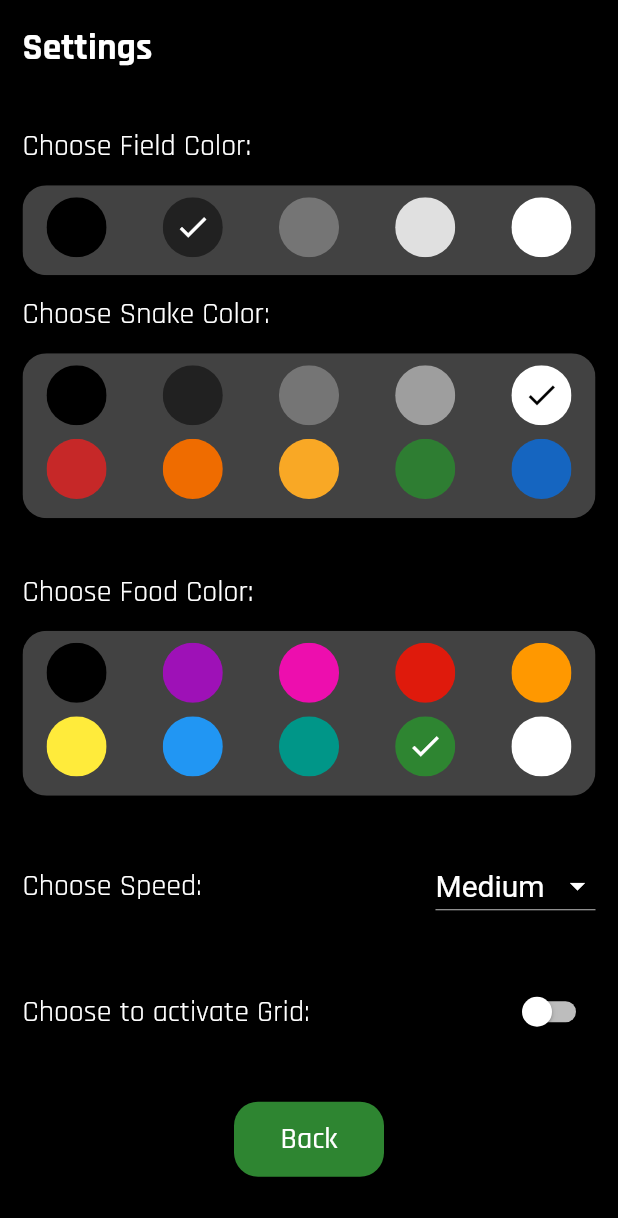
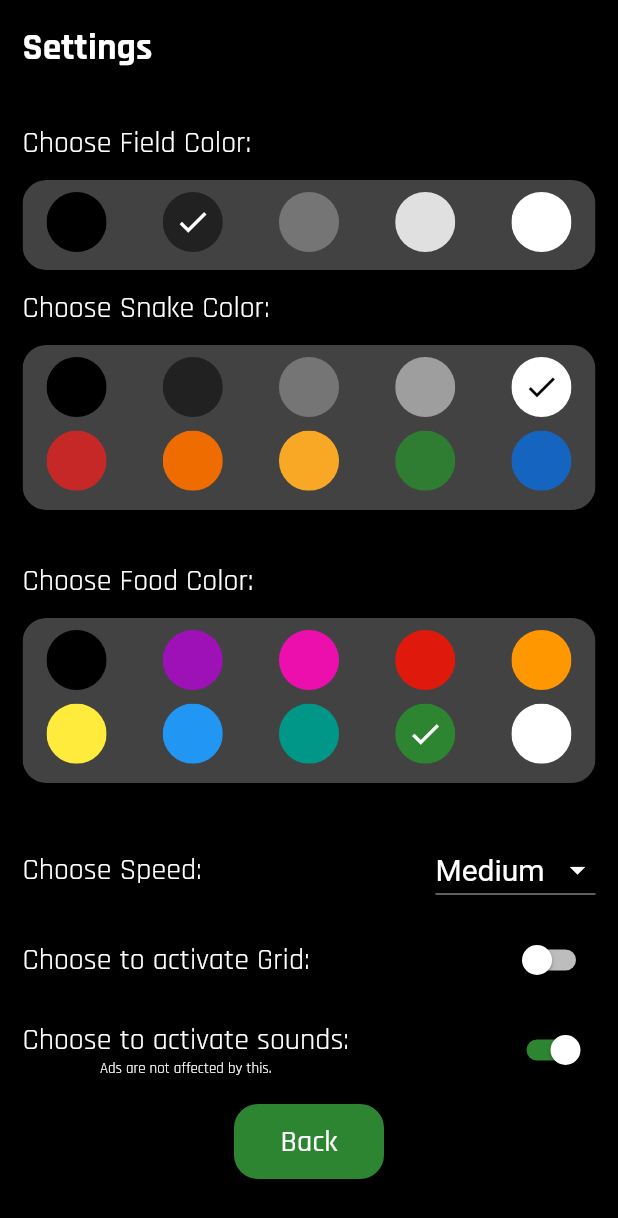
Before and after one commit to tiagoalmeida25/snake-app, a Flutter app: the screen it shows once a user with an empty profile is signed in, after a tap on the "settings" icon, on a phone screen of 412 x 824 dp. Shown: the top 1218 px of the screen. Run offline on Flutter 3.47's test engine with Material 2 defaults, Android fonts, the phone set to English and light mode, and no system bars; our stand-ins replace audioplayers, cloud_firestore, firebase_auth, firebase_core, flutter_cache_manager, fluttertoast and 5 more; accounts and stored records are empty.

Commit message:
no banner. sound toggable, settings doesnt kill

```diff
--- a/snake/lib/settings.dart
+++ b/snake/lib/settings.dart
@@ -25,6 +25,7 @@ class SnakeSettingsState extends State<SnakeSettings> {
   Color foodColor = const Color.fromARGB(255, 46, 133, 49);
   String dropdownSpeed = speedList[2];
   bool isGrid = false;
+  bool isSoundOn = true;
 
   @override
   void initState() {
@@ -40,6 +41,7 @@ class SnakeSettingsState extends State<SnakeSettings> {
     String? savedFoodColor = prefs.getString('foodColor');
     String? savedSpeed = prefs.getString('speed');
     bool? savedIsGrid = prefs.getBool('isGrid');
+    bool? savedIsSoundOn = prefs.getBool('isSoundOn');
 
     setState(
       () {
@@ -54,6 +56,7 @@ class SnakeSettingsState extends State<SnakeSettings> {
         }
         if (savedSpeed != null) dropdownSpeed = savedSpeed;
         if (savedIsGrid != null) isGrid = savedIsGrid;
+        if (savedIsSoundOn != null) isSoundOn = savedIsSoundOn;
       },
     );
   }
@@ -320,7 +323,6 @@ class SnakeSettingsState extends State<SnakeSettings> {
                   ),
                 ],
               ),
-              const SizedBox(height: 10),
               Row(
                 mainAxisAlignment: MainAxisAlignment.spaceBetween,
                 children: [
@@ -347,7 +349,44 @@ class SnakeSettingsState extends State<SnakeSettings> {
                   ),
                 ],
               ),
-              const SizedBox(height: 10),
+              Row(
+                mainAxisAlignment: MainAxisAlignment.spaceBetween,
+                children: [
+                  const Column(
+                    mainAxisAlignment: MainAxisAlignment.start,
+                    children: [
+                      Text(
+                        'Choose to activate sounds:',
+                        style: TextStyle(
+                          color: Colors.white,
+                          fontSize: 20,
+                        ),
+                      ),
+                      Text(
+                        'Ads are not affected by this.',
+                        style: TextStyle(
+                          color: Colors.white,
+                          fontSize: 10,
+                        ),
+                      ),
+                    ],
+                  ),
+                  Switch(
+                    value: isSoundOn,
+                    overlayColor: overlayColor,
+                    inactiveThumbColor: Colors.grey[400],
+                    inactiveTrackColor: Colors.grey[400],
+                    trackColor: trackColor,
+                    thumbColor: const MaterialStatePropertyAll<Color>(
+                        Color.fromARGB(255, 255, 255, 255)),
+                    onChanged: (bool value) {
+                      setState(() {
+                        isSoundOn = value;
+                      });
+                    },
+                  ),
+                ],
+              ),
               ElevatedButton(
                 style: ElevatedButton.styleFrom(
                   minimumSize: const Size(100, 50),
@@ -367,7 +406,8 @@ class SnakeSettingsState extends State<SnakeSettings> {
                     snakeColor,
                     foodColor,
                     dropdownSpeed,
-                    isGrid
+                    isGrid,
+                    isSoundOn,
                   ]);
                 },
                 child: const Text('Back', style: TextStyle(fontSize: 20)),
--- a/snake/lib/snake.dart
+++ b/snake/lib/snake.dart
@@ -2,6 +2,7 @@ import 'dart:math';
 import 'package:firebase_auth/firebase_auth.dart';
 import 'package:cloud_firestore/cloud_firestore.dart';
 import 'package:flutter/services.dart';
+import 'package:flutter_cache_manager/flutter_cache_manager.dart';
 import 'package:fluttertoast/fluttertoast.dart';
 import 'package:google_mobile_ads/google_mobile_ads.dart';
 import 'package:shared_preferences/shared_preferences.dart';
@@ -31,16 +32,12 @@ class SnakeState extends State<Snake> with WidgetsBindingObserver {
 
   static List<int> snakePosition = [76, 98, 120, 142, 164];
 
-  InterstitialAd? _interstitialAd;
   RewardedAd? _rewardedAd;
   RewardedInterstitialAd? _rewardedInterstitialAd;
-  BannerAd? _bannerAd;
 
   final String _adUnitIdRewardedInterstitial =
       'ca-app-pub-6337096519310369/9216233864';
-  final String _adUnitIdInterstitial = 'ca-app-pub-6337096519310369/2434885867';
   final String _adUnitIdRewarded = 'ca-app-pub-6337096519310369/3689339358';
-  final String _adUnitIdBanner = 'ca-app-pub-6337096519310369/5059736123';
 
   bool readMove = true;
   bool isGameStart = true;
@@ -65,6 +62,7 @@ class SnakeState extends State<Snake> with WidgetsBindingObserver {
   Color foodColor = const Color.fromARGB(255, 46, 133, 49);
   int timeLength = 275;
   Color gridColor = const Color.fromRGBO(66, 66, 66, 1);
+  bool isSoundOn = true;
 
   String reasonForGameOver = '';
 
@@ -108,7 +106,6 @@ class SnakeState extends State<Snake> with WidgetsBindingObserver {
     setState(() {
       letsGetDocIds = getDocIds();
     });
-    _loadBannerAd();
     WidgetsBinding.instance.addObserver(this);
     setDefaultSettings();
     super.initState();
@@ -199,10 +196,8 @@ class SnakeState extends State<Snake> with WidgetsBindingObserver {
   @override
   void dispose() {
     WidgetsBinding.instance.removeObserver(this);
-    _interstitialAd?.dispose();
     _rewardedAd?.dispose();
     _rewardedInterstitialAd?.dispose();
-    _bannerAd?.dispose();
     super.dispose();
   }
 
@@ -245,6 +240,7 @@ class SnakeState extends State<Snake> with WidgetsBindingObserver {
     String? savedFoodColor = prefs.getString('foodColor');
     String? savedSpeed = prefs.getString('speed');
     bool? savedIsGrid = prefs.getBool('isGrid');
+    bool? savedIsSoundOn = prefs.getBool('isSoundOn');
 
     if (savedFieldColor != null) {
       fieldColor = getColorFromString(savedFieldColor);
@@ -257,6 +253,7 @@ class SnakeState extends State<Snake> with WidgetsBindingObserver {
     }
     if (savedSpeed != null) speed = savedSpeed;
     if (savedIsGrid != null) isGrid = savedIsGrid;
+    if (savedIsSoundOn != null) isSoundOn = savedIsSoundOn;
 
     switch (speed) {
       case 'Tedious':
@@ -315,6 +312,7 @@ class SnakeState extends State<Snake> with WidgetsBindingObserver {
         foodColor = result[2];
         speed = result[3];
         isGrid = result[4];
+        isSoundOn = result[5];
       });
 
       final prefs = await SharedPreferences.getInstance();
@@ -324,6 +322,9 @@ class SnakeState extends State<Snake> with WidgetsBindingObserver {
       prefs.setString('foodColor', setStringFromColor(result[2]));
       prefs.setString('speed', result[3]);
       prefs.setBool('isGrid', result[4]);
+      prefs.setBool('isSoundOn', result[5]);
+
+      int previousTimeLength = timeLength;
 
       switch (speed) {
         case 'Tedious':
@@ -348,6 +349,11 @@ class SnakeState extends State<Snake> with WidgetsBindingObserver {
         default:
       }
 
+      if(previousTimeLength != timeLength){
+        isGameOver = true;
+        isGameOverScreen = false;
+      }
+
       if (isGrid) {
         if (fieldColor == Colors.black) {
           gridColor = const Color.fromARGB(153, 38, 38, 38);
@@ -365,8 +371,6 @@ class SnakeState extends State<Snake> with WidgetsBindingObserver {
       }
 
       isGameOnPause = false;
-      isGameOver = true;
-      isGameOverScreen = false;
     }
   }
 
@@ -377,52 +381,6 @@ class SnakeState extends State<Snake> with WidgetsBindingObserver {
       isGameOnPause = false;
       isGameStart = true;
     });
-  }
-
-  void _loadInterstitialAd() {
-    InterstitialAd.load(
-      adUnitId: _adUnitIdInterstitial,
-      request: const AdRequest(),
-      adLoadCallback: InterstitialAdLoadCallback(
-        onAdLoaded: (InterstitialAd ad) {
-          ad.fullScreenContentCallback = FullScreenContentCallback(
-            onAdShowedFullScreenContent: (ad) {},
-            onAdImpression: (ad) {},
-            onAdFailedToShowFullScreenContent: (ad, err) {
-              ad.dispose();
-            },
-            onAdDismissedFullScreenContent: (ad) {
-              ad.dispose();
-            },
-            onAdClicked: (ad) {},
-          );
-
-          _interstitialAd = ad;
-        },
-        onAdFailedToLoad: (LoadAdError error) {
-          debugPrint('InterstitialAd failed to load: $error');
-        },
-      ),
-    );
-  }
-
-  void _loadBannerAd() {
-    BannerAd(
-      adUnitId: _adUnitIdBanner,
-      request: const AdRequest(),
-      size: AdSize.banner,
-      listener: BannerAdListener(
-        onAdLoaded: (ad) {
-          setState(() {
-            _bannerAd = ad as BannerAd;
-          });
-        },
-        onAdFailedToLoad: (ad, err) {
-          print('Failed to load a banner ad: ${err.message}');
-          ad.dispose();
-        },
-      ),
-    ).load();
   }
 
   void _loadRewardedInterstitialAd() {
@@ -442,7 +400,6 @@ class SnakeState extends State<Snake> with WidgetsBindingObserver {
             },
             onAdClicked: (ad) {},
           );
-
           _rewardedInterstitialAd = ad;
         },
         onAdFailedToLoad: (LoadAdError error) {
@@ -589,7 +546,7 @@ class SnakeState extends State<Snake> with WidgetsBindingObserver {
   StreamSubscription? gameStream;
   bool adShown = false;
 
-  void startGame() {
+  Future<void> startGame() async {
     isGameStart = false;
     isGameOver = false;
     isGameOverScreen = true;
@@ -601,7 +558,8 @@ class SnakeState extends State<Snake> with WidgetsBindingObserver {
     showWatchVideoButton = true;
     adShown = false;
 
-    _loadInterstitialAd();
+    await DefaultCacheManager().emptyCache();
+
     _loadRewardedAd();
     _loadRewardedInterstitialAd();
 
@@ -615,9 +573,11 @@ class SnakeState extends State<Snake> with WidgetsBindingObserver {
 
       if (gameOver() || isGameOver) {
         if (isGameOverScreen) {
+          if (isSoundOn) {
             gameOverAudio.play(AssetSource('gameover.wav'));
+          }
 
-          if (!adShown && _rewardedAd != null) {
+          if (!adShown) {
             gameStream?.pause();
             await keepPlayingAd(gameStream);
           } else {
@@ -690,7 +650,9 @@ class SnakeState extends State<Snake> with WidgetsBindingObserver {
             if (snakePosition.last == obstacles[i]) {
               isGameOver = true;
               reasonForGameOver = 'You ran into an obstacle!';
+              if (isSoundOn) {
                 losingAudio.play(AssetSource('ai.wav'));
+              }
             }
           }
         }
@@ -699,14 +661,19 @@ class SnakeState extends State<Snake> with WidgetsBindingObserver {
             if (snakePosition.last == borders[i]) {
               isGameOver = true;
               reasonForGameOver = 'You ran into a border!';
+
+              if (isSoundOn) {
                 losingAudio.play(AssetSource('ai.wav'));
+              }
             }
           }
         }
         if (isExtraFood) {
           for (int i = 0; i < extraFood.length; i++) {
             if (snakePosition.last == extraFood[i]) {
+              if (isSoundOn) {
                 extraFoodAudio.play(AssetSource('blah.wav'));
+              }
               extraFood[i] = -1;
             }
           }
@@ -767,7 +734,9 @@ class SnakeState extends State<Snake> with WidgetsBindingObserver {
             isBorder = false;
           }
           generateNewFood();
+          if (isSoundOn) {
             pointAudio.play(AssetSource('nhamnham.wav'));
+          }
         } else {
           snakePosition.removeAt(0);
         }
@@ -779,7 +748,9 @@ class SnakeState extends State<Snake> with WidgetsBindingObserver {
     for (int i = 0; i < snakePosition.length - 1; i++) {
       if (snakePosition[i] == snakePosition.last) {
         reasonForGameOver = 'You ran into yourself!';
+        if (isSoundOn) {
           losingAudio.play(AssetSource('ai.wav'));
+        }
         isGameOver = true;
         return true;
       }
@@ -789,7 +760,9 @@ class SnakeState extends State<Snake> with WidgetsBindingObserver {
       isPoison = false;
       isGameOver = true;
       reasonForGameOver = 'You ate the poison!';
+      if (isSoundOn) {
         extraFoodAudio.play(AssetSource('ew.wav'));
+      }
 
       return true;
     }
@@ -1156,13 +1129,6 @@ class SnakeState extends State<Snake> with WidgetsBindingObserver {
             false;
       },
       child: Scaffold(
-        bottomNavigationBar: _bannerAd != null
-            ? SizedBox(
-                width: _bannerAd!.size.width.toDouble(),
-                height: _bannerAd!.size.height.toDouble(),
-                child: AdWidget(ad: _bannerAd!),
-              )
-            : const SizedBox(),
         backgroundColor: Colors.black,
         body: Center(
           child: Column(
--- a/snake/pubspec.yaml
+++ b/snake/pubspec.yaml
@@ -22,6 +22,7 @@ dependencies:
   google_nav_bar: ^5.0.6
   rename: ^2.1.1
   google_mobile_ads:
+  flutter_cache_manager: ^3.3.1
 
 
 
```
Also changed, not shown: snake/pubspec.lock, 2 other files. Lines whose indentation alone changed are shown as unchanged.
